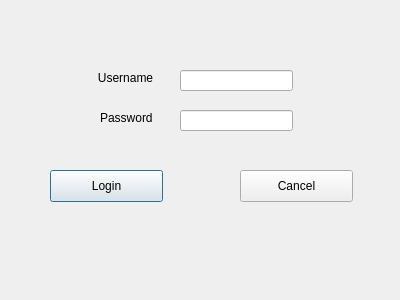
This is src/logindialog.ui in MyQt/Invoice-Manger-Demo as Qt 5 draws it before an edit. The edited form follows.
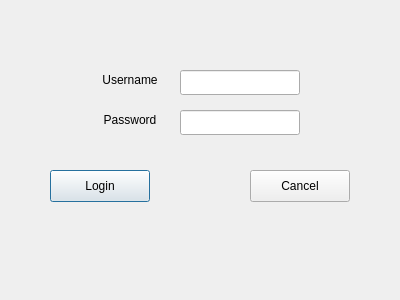
This is the edited form.

The edit to the form file:
```diff
--- a/src/logindialog.ui
+++ b/src/logindialog.ui
@@ -18,8 +18,8 @@
     <rect>
      <x>90</x>
      <y>70</y>
-     <width>71</width>
-     <height>16</height>
+     <width>80</width>
+     <height>20</height>
     </rect>
    </property>
    <property name="text">
@@ -32,15 +32,18 @@
   <widget class="QLabel" name="label_2">
    <property name="geometry">
     <rect>
-     <x>100</x>
+     <x>90</x>
      <y>110</y>
-     <width>59</width>
-     <height>16</height>
+     <width>80</width>
+     <height>20</height>
     </rect>
    </property>
    <property name="text">
     <string>Password</string>
    </property>
+   <property name="alignment">
+    <set>Qt::AlignCenter</set>
+   </property>
   </widget>
   <widget class="QLineEdit" name="userEdit">
    <property name="enabled">
@@ -50,8 +53,8 @@
     <rect>
      <x>180</x>
      <y>70</y>
-     <width>113</width>
-     <height>21</height>
+     <width>120</width>
+     <height>25</height>
     </rect>
    </property>
    <property name="maxLength">
@@ -63,8 +66,8 @@
     <rect>
      <x>180</x>
      <y>110</y>
-     <width>113</width>
-     <height>21</height>
+     <width>120</width>
+     <height>25</height>
     </rect>
    </property>
    <property name="maxLength">
@@ -79,7 +82,7 @@
     <rect>
      <x>50</x>
      <y>170</y>
-     <width>113</width>
+     <width>100</width>
      <height>32</height>
     </rect>
    </property>
@@ -90,9 +93,9 @@
   <widget class="QPushButton" name="cancelButton">
    <property name="geometry">
     <rect>
-     <x>240</x>
+     <x>250</x>
      <y>170</y>
-     <width>113</width>
+     <width>100</width>
      <height>32</height>
     </rect>
    </property>
@@ -103,10 +106,10 @@
   <widget class="QLabel" name="statusLabel">
    <property name="geometry">
     <rect>
-     <x>120</x>
+     <x>35</x>
      <y>230</y>
-     <width>181</width>
-     <height>31</height>
+     <width>330</width>
+     <height>30</height>
     </rect>
    </property>
    <property name="text">
```
Left out of the diff: 2 changed lines with no effect on the pictures.
